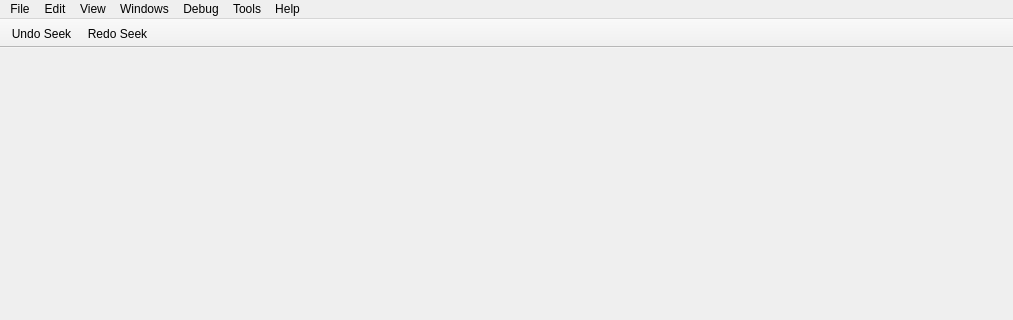
This is src/core/MainWindow.ui in rizinorg/cutter as Qt 5 draws it before an edit; both pictures show x 0 to 1013 and y 0 to 320 of the 1013 by 606 pixel window. The edited form follows.
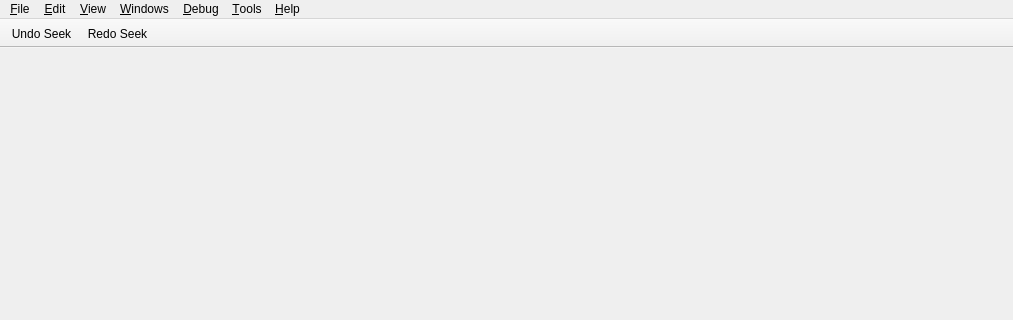
This is the edited form. Icons and pictures are not drawn.

Commit message: Added mnemonics to main window menu

```diff
--- a/src/core/MainWindow.ui
+++ b/src/core/MainWindow.ui
@@ -58,7 +58,7 @@
      </rect>
     </property>
     <property name="title">
-     <string>File</string>
+     <string>&amp;File</string>
     </property>
     <widget class="QMenu" name="menuSetMode">
      <property name="toolTip">
@@ -94,7 +94,7 @@
    </widget>
    <widget class="QMenu" name="menuView">
     <property name="title">
-     <string>View</string>
+     <string>&amp;View</string>
     </property>
     <property name="tabsOnTop" stdset="0">
      <bool>false</bool>
@@ -130,13 +130,13 @@
    </widget>
    <widget class="QMenu" name="menuTools">
     <property name="title">
-     <string>Tools</string>
+     <string>&amp;Tools</string>
     </property>
     <addaction name="actionBaseFind"/>
    </widget>
    <widget class="QMenu" name="menuHelp">
     <property name="title">
-     <string>Help</string>
+     <string>&amp;Help</string>
     </property>
     <addaction name="actionAbout"/>
     <addaction name="actionIssue"/>
@@ -144,7 +144,7 @@
    </widget>
    <widget class="QMenu" name="menuEdit">
     <property name="title">
-     <string>Edit</string>
+     <string>&amp;Edit</string>
     </property>
     <addaction name="actionBackward"/>
     <addaction name="actionForward"/>
@@ -153,7 +153,7 @@
    </widget>
    <widget class="QMenu" name="menuWindows">
     <property name="title">
-     <string>Windows</string>
+     <string>&amp;Windows</string>
     </property>
     <widget class="QMenu" name="menuPlugins">
      <property name="title">
@@ -182,7 +182,7 @@
    </widget>
    <widget class="QMenu" name="menuDebug">
     <property name="title">
-     <string>Debug</string>
+     <string>&amp;Debug</string>
     </property>
    </widget>
    <addaction name="menuFile"/>
```
